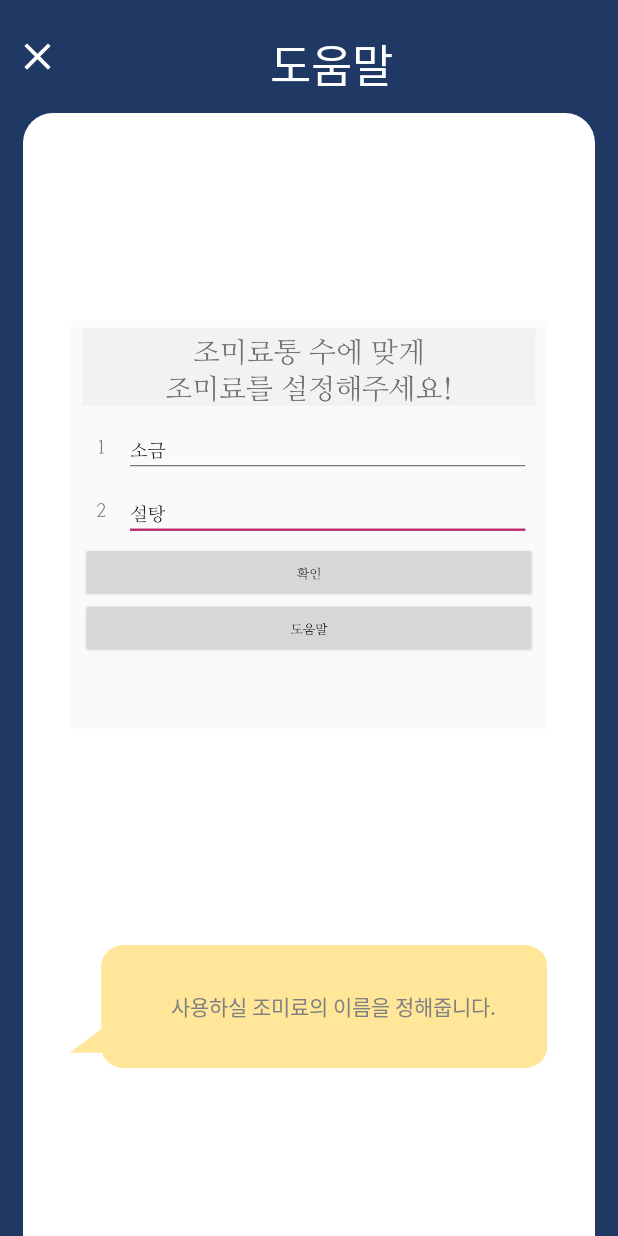
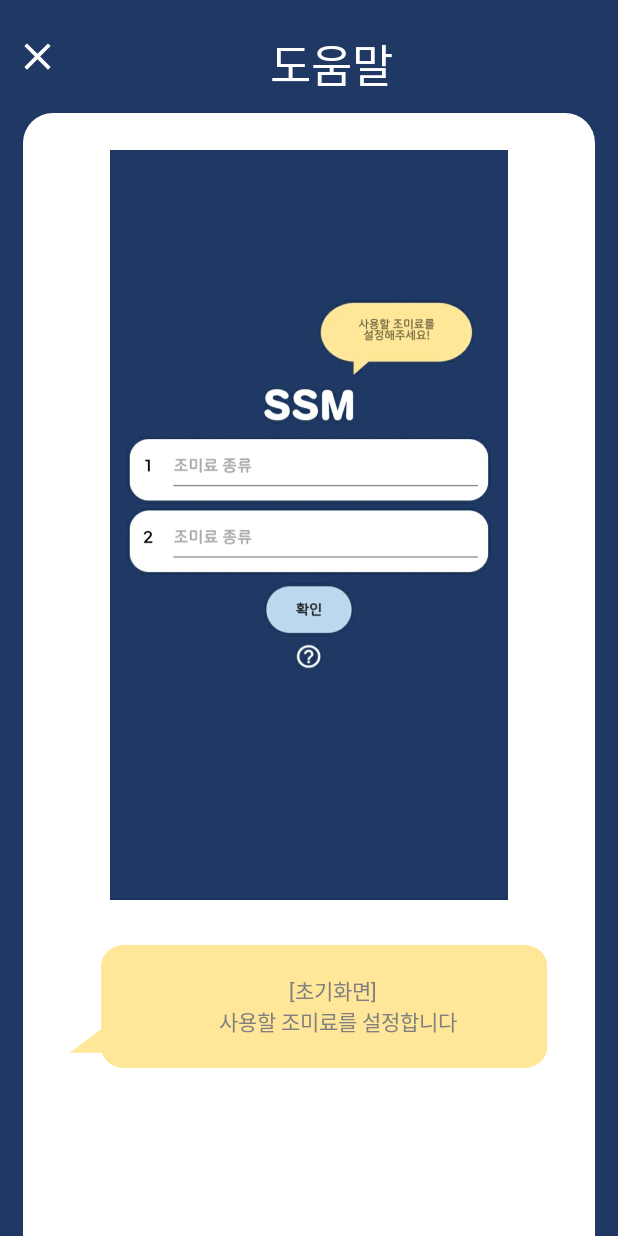
Before and after one commit to syun32/NOA20_SSM, an Android app: the screen it shows after launch (QuestionActivity), after a tap on an icon or button, on a phone screen of 412 x 824 dp. Run offline under Robolectric (Android 15) with nearby library versions, the phone set to English and light mode, and no system bars.

Commit message:
modify QuestionActivity

```diff
--- a/NOA_ICT/app/src/main/java/com/example/ictproject/MainActivity.java
+++ b/NOA_ICT/app/src/main/java/com/example/ictproject/MainActivity.java
@@ -194,7 +194,7 @@ public class MainActivity extends AppCompatActivity {
             }
             else {
                 Log.d(TAG, "updateLV: DB is not null");
-                //findViewById(R.id.tv_navigation).setVisibility(View.INVISIBLE);
+                findViewById(R.id.tv_navigation).setVisibility(View.INVISIBLE);
 //                while (c.moveToNext()) {
 //                    int id = c.getInt(c.getColumnIndex(DataBase.RecipeEntry.COLUMN_NAME_ID));
 //                    String title = c.getString(c.getColumnIndex(DataBase.RecipeEntry.COLUMN_NAME_TITLE));
--- a/NOA_ICT/app/src/main/java/com/example/ictproject/QuestionActivity.java
+++ b/NOA_ICT/app/src/main/java/com/example/ictproject/QuestionActivity.java
@@ -22,11 +22,11 @@ public class QuestionActivity extends AppCompatActivity {
         viewPager2 = findViewById(R.id.viewPager2);
 
         ArrayList<QuestionDataPage> list = new ArrayList<>();
-        list.add(new QuestionDataPage("          사용하실 조미료의 이름을 정해줍니다.",1));
-        list.add(new QuestionDataPage("          1) 앱을 종료합니다. \n          2) 도움말을 볼 수 있습니다. \n          3) 레시피를 추가합니다.",2));
-        list.add(new QuestionDataPage("          4) 처음에 설정한 조미료를 변경합니다. \n          5) 조미료값을 입력해 저장 없이 바로 실행합니다.",3));
-        list.add(new QuestionDataPage("          3번 버튼을 클릭해 \n          레시피의 이름, 조미료의 양을 입력합니다.",4));
-        list.add(new QuestionDataPage("          추가된 레시피를 \n          짧게 클릭하여 실행, \n          길게 클릭하여 수정 또는 삭제합니다.",5));
+        list.add(new QuestionDataPage("          [초기화면]\n            사용할 조미료를 설정합니다",1));
+        list.add(new QuestionDataPage("          [메인화면]\n          ① 사용을 위한 도움말을 보여줍니다 \n          ② 레시피를 추가합니다",2));
+        list.add(new QuestionDataPage("          ③ 처음에 설정한 조미료를 변경합니다 \n          ④ 조미료값을 입력해 레시피 저장 없이 바로 실행합니다 \n          ⑤ 음식 이름을 입력하여 레시피를 검색합니다",3));
+        list.add(new QuestionDataPage("          음식 추가시[메인에서 ② 선택] \n          음식의 이름, 조미료의 양을 입력하여 레시피를 추가합니다",4));
+        list.add(new QuestionDataPage("          레시피 목록에서 음식을 \n          짧게 클릭하여 실행, \n          길게 클릭하여 수정 또는 삭제합니다",5));
 
         viewPager2.setAdapter(new QuestionPagerAdapter(list));
         viewPager2.setOrientation(ViewPager2.ORIENTATION_HORIZONTAL);
--- a/NOA_ICT/app/src/main/java/com/example/ictproject/QuestionHolderPage.java
+++ b/NOA_ICT/app/src/main/java/com/example/ictproject/QuestionHolderPage.java
@@ -29,10 +29,10 @@ public class QuestionHolderPage extends RecyclerView.ViewHolder {
         else if(data.idx == 2)
             iv_image.setImageResource(R.drawable.ques2);
         else if(data.idx == 3)
-            iv_image.setImageResource(R.drawable.ques2);
+            iv_image.setImageResource(R.drawable.ques3);
         else if(data.idx == 4)
-            iv_image.setImageResource(R.drawable.ques3);
+            iv_image.setImageResource(R.drawable.ques4);
         else if(data.idx == 5)
-            iv_image.setImageResource(R.drawable.ques4);
+            iv_image.setImageResource(R.drawable.ques5);
     }
 }
--- a/NOA_ICT/app/src/main/res/layout/activity_initial.xml
+++ b/NOA_ICT/app/src/main/res/layout/activity_initial.xml
@@ -20,7 +20,7 @@
             android:background="@drawable/minitalk"
             android:fontFamily="@font/tmoneyround"
             android:gravity="center"
-            android:text="조미료통 수에 맞게\n조미료를 설정해주세요!"
+            android:text="사용할 조미료를\n설정해주세요!"
             android:textAllCaps="false"
             android:textIsSelectable="false"
             android:textSize="14sp" />
```
Also changed, not shown: NOA_ICT/app/src/main/res/drawable/ques1.jpg, NOA_ICT/app/src/main/res/drawable/ques2.jpg, NOA_ICT/app/src/main/res/drawable/ques3.jpg, NOA_ICT/app/src/main/res/drawable/ques4.jpg, NOA_ICT/app/src/main/res/drawable/ques5.jpg (added).
